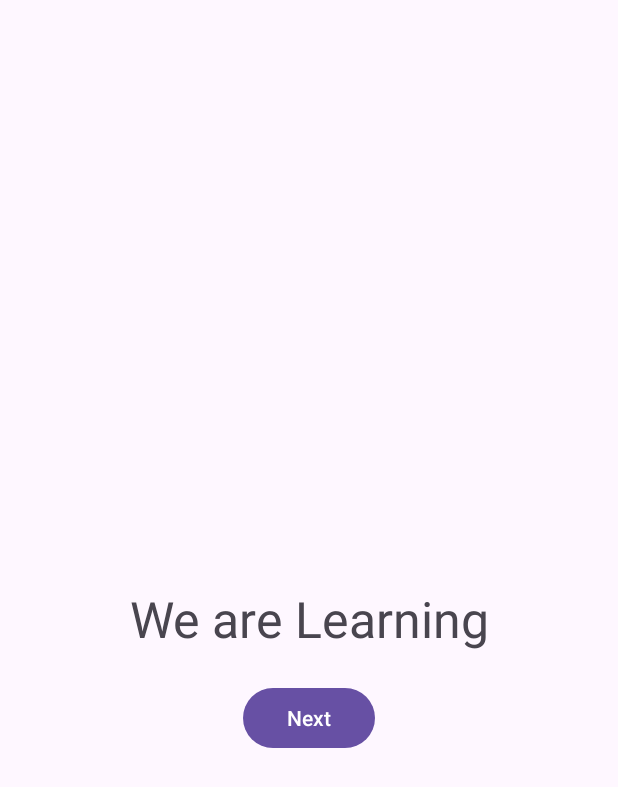
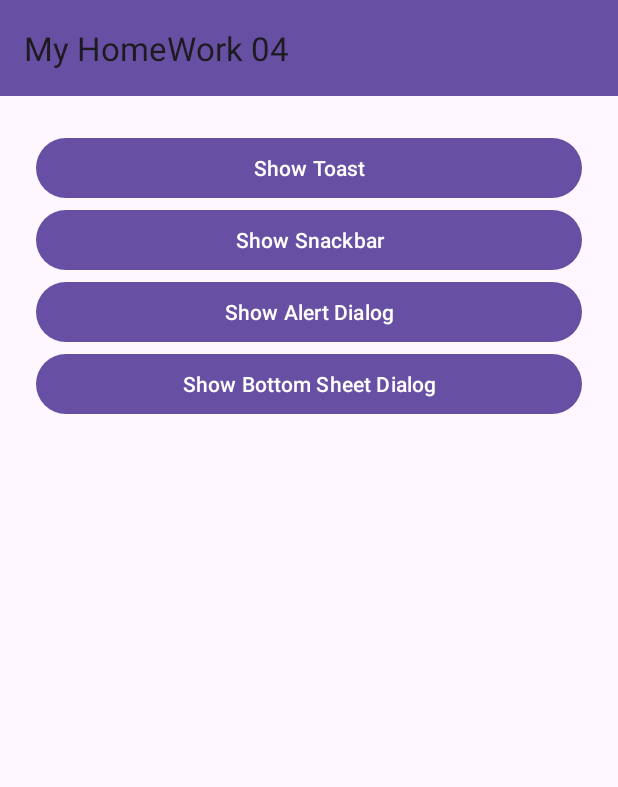
Before and after one commit to sandaruwagachchi/mobile-application-development, an Android app: the screen it shows after launch (MainActivity), on a phone screen of 412 x 824 dp. Shown: the top 787 px of the screen. Run offline under Robolectric (Android 15) with nearby library versions, the phone set to English and light mode, and no system bars.

Commit message:
Displaying user massages
Toast, Snack bar, Alert and Bottom sheet dialog massages

```diff
--- a/Home_Work 03/app/build.gradle.kts
+++ b/Home_Work 03/app/build.gradle.kts
@@ -4,11 +4,11 @@ plugins {
 }
 
 android {
-    namespace = "com.example.myhomework03"
+    namespace = "com.example.myhomework04"
     compileSdk = 35
 
     defaultConfig {
-        applicationId = "com.example.myhomework03"
+        applicationId = "com.example.myhomework04"
         minSdk = 24
         targetSdk = 35
         versionCode = 1
--- a/Home_Work 03/app/src/main/AndroidManifest.xml
+++ b/Home_Work 03/app/src/main/AndroidManifest.xml
@@ -10,7 +10,7 @@
         android:label="@string/app_name"
         android:roundIcon="@mipmap/ic_launcher_round"
         android:supportsRtl="true"
-        android:theme="@style/Theme.MyHomeWork03"
+        android:theme="@style/Theme.MyHomeWork04"
         tools:targetApi="31">
         <activity
             android:name=".MainActivity"
@@ -21,7 +21,6 @@
                 <category android:name="android.intent.category.LAUNCHER" />
             </intent-filter>
         </activity>
-        <activity android:name=".SecondActivity"/>
     </application>
 
 </manifest>
--- /dev/null
+++ b/Home_Work 03/app/src/main/java/com/example/myhomework04/MainActivity.kt
@@ -0,0 +1,76 @@
+package com.example.myhomework04
+
+import android.os.Bundle
+import androidx.activity.enableEdgeToEdge
+import androidx.appcompat.app.AppCompatActivity
+import androidx.core.view.ViewCompat
+import androidx.core.view.WindowInsetsCompat
+import android.view.LayoutInflater
+import android.view.View
+import android.widget.Button
+import android.widget.Toast
+import androidx.appcompat.app.AlertDialog
+import androidx.appcompat.widget.Toolbar
+import com.google.android.material.bottomsheet.BottomSheetDialog
+import com.google.android.material.snackbar.Snackbar
+
+class MainActivity : AppCompatActivity() {
+
+    override fun onCreate(savedInstanceState: Bundle?) {
+        super.onCreate(savedInstanceState)
+        setContentView(R.layout.activity_main)
+
+        // Set up the Toolbar as App Bar
+        val toolbar = findViewById<Toolbar>(R.id.toolbar)
+        setSupportActionBar(toolbar)
+
+        // Button references
+        val btnToast = findViewById<Button>(R.id.btnToast)
+        val btnSnackbar = findViewById<Button>(R.id.btnSnackbar)
+        val btnAlertDialog = findViewById<Button>(R.id.btnAlertDialog)
+        val btnBottomSheet = findViewById<Button>(R.id.btnBottomSheet)
+
+        // Show Toast
+        btnToast.setOnClickListener {
+            Toast.makeText(this, "This is a Toast message", Toast.LENGTH_SHORT).show()
+        }
+
+        // Show Snackbar
+        btnSnackbar.setOnClickListener { view ->
+            Snackbar.make(view, "This is a Snackbar", Snackbar.LENGTH_LONG)
+                .setAction("Undo") {
+                    Toast.makeText(this, "Undo clicked", Toast.LENGTH_SHORT).show()
+                }.show()
+        }
+
+        // Show Alert Dialog
+        btnAlertDialog.setOnClickListener {
+            AlertDialog.Builder(this)
+                .setTitle("Alert")
+                .setMessage("Are you sure you want to continue?")
+                .setPositiveButton("Yes") { dialog, _ ->
+                    Toast.makeText(this, "Continuing...", Toast.LENGTH_SHORT).show()
+                    dialog.dismiss()
+                }
+                .setNegativeButton("No") { dialog, _ ->
+                    dialog.dismiss()
+                }
+                .show()
+        }
+
+        // Show Bottom Sheet Dialog
+        btnBottomSheet.setOnClickListener {
+            val bottomSheetDialog = BottomSheetDialog(this)
+            val sheetView: View = LayoutInflater.from(this)
+                .inflate(R.layout.bottom_sheet_layout, null)
+
+            val btnClose = sheetView.findViewById<Button>(R.id.btnClose)
+            btnClose.setOnClickListener {
+                bottomSheetDialog.dismiss()
+            }
+
+            bottomSheetDialog.setContentView(sheetView)
+            bottomSheetDialog.show()
+        }
+    }
+}
--- a/Home_Work 03/app/src/main/res/layout/activity_main.xml
+++ b/Home_Work 03/app/src/main/res/layout/activity_main.xml
@@ -1,34 +1,61 @@
 <?xml version="1.0" encoding="utf-8"?>
-<androidx.constraintlayout.widget.ConstraintLayout xmlns:android="http://schemas.android.com/apk/res/android"
+<androidx.coordinatorlayout.widget.CoordinatorLayout
+    xmlns:android="http://schemas.android.com/apk/res/android"
     xmlns:app="http://schemas.android.com/apk/res-auto"
-    xmlns:tools="http://schemas.android.com/tools"
-    android:id="@+id/main"
     android:layout_width="match_parent"
-    android:layout_height="match_parent"
-    tools:context=".MainActivity">
+    android:layout_height="match_parent">
 
-    <TextView
-        android:layout_width="wrap_content"
-        android:layout_height="wrap_content"
-        android:text="We are Learning"
-        android:id="@+id/teHello"
-        android:textSize="15pt"
-        tools:ignore="MissingConstraints"
-        tools:layout_editor_absoluteX="80dp"
-        tools:layout_editor_absoluteY="342dp"
-        app:layout_constraintBottom_toBottomOf="parent"
-        app:layout_constraintEnd_toEndOf="parent"
-        app:layout_constraintStart_toStartOf="parent"
-        app:layout_constraintTop_toTopOf="parent"/>
+    <!-- App Bar Layout with Toolbar -->
+    <com.google.android.material.appbar.AppBarLayout
+        android:layout_width="match_parent"
+        android:layout_height="wrap_content">
 
-    <Button
-        android:id="@+id/btnNext"
-        android:layout_width="wrap_content"
-        android:layout_height="wrap_content"
-        android:text="Next"
-        app:layout_constraintTop_toBottomOf="@+id/teHello"
-        app:layout_constraintStart_toStartOf="parent"
-        app:layout_constraintEnd_toEndOf="parent"
-        android:layout_marginTop="20dp" />
+        <androidx.appcompat.widget.Toolbar
+            android:id="@+id/toolbar"
+            android:layout_width="match_parent"
+            android:layout_height="?attr/actionBarSize"
+            android:background="?attr/colorPrimary"
+            android:title="Message Display Demo"
+            android:titleTextColor="@android:color/white"
+            app:popupTheme="@style/ThemeOverlay.AppCompat.Light" />
+    </com.google.android.material.appbar.AppBarLayout>
 
-</androidx.constraintlayout.widget.ConstraintLayout>
+    <!-- Scrollable Content below the Toolbar -->
+    <ScrollView
+        android:layout_width="match_parent"
+        android:layout_height="match_parent"
+        android:layout_marginTop="?attr/actionBarSize">
+
+        <LinearLayout
+            android:layout_width="match_parent"
+            android:layout_height="wrap_content"
+            android:orientation="vertical"
+            android:padding="24dp">
+
+            <Button
+                android:id="@+id/btnToast"
+                android:layout_width="match_parent"
+                android:layout_height="wrap_content"
+                android:text="Show Toast" />
+
+            <Button
+                android:id="@+id/btnSnackbar"
+                android:layout_width="match_parent"
+                android:layout_height="wrap_content"
+                android:text="Show Snackbar" />
+
+            <Button
+                android:id="@+id/btnAlertDialog"
+                android:layout_width="match_parent"
+                android:layout_height="wrap_content"
+                android:text="Show Alert Dialog" />
+
+            <Button
+                android:id="@+id/btnBottomSheet"
+                android:layout_width="match_parent"
+                android:layout_height="wrap_content"
+                android:text="Show Bottom Sheet Dialog" />
+
+        </LinearLayout>
+    </ScrollView>
+</androidx.coordinatorlayout.widget.CoordinatorLayout>
--- a/Home_Work 03/app/src/main/res/values-night/themes.xml
+++ b/Home_Work 03/app/src/main/res/values-night/themes.xml
@@ -1,6 +1,6 @@
 <resources xmlns:tools="http://schemas.android.com/tools">
     <!-- Base application theme. -->
-    <style name="Base.Theme.MyHomeWork03" parent="Theme.Material3.DayNight.NoActionBar">
+    <style name="Base.Theme.MyHomeWork04" parent="Theme.Material3.DayNight.NoActionBar">
         <!-- Customize your dark theme here. -->
         <!-- <item name="colorPrimary">@color/my_dark_primary</item> -->
     </style>
--- a/Home_Work 03/app/src/main/res/values/strings.xml
+++ b/Home_Work 03/app/src/main/res/values/strings.xml
@@ -1,3 +1,3 @@
 <resources>
-    <string name="app_name">My HomeWork 03</string>
+    <string name="app_name">My HomeWork 04</string>
 </resources>
--- a/Home_Work 03/app/src/main/res/values/themes.xml
+++ b/Home_Work 03/app/src/main/res/values/themes.xml
@@ -1,9 +1,9 @@
 <resources xmlns:tools="http://schemas.android.com/tools">
     <!-- Base application theme. -->
-    <style name="Base.Theme.MyHomeWork03" parent="Theme.Material3.DayNight.NoActionBar">
+    <style name="Base.Theme.MyHomeWork04" parent="Theme.Material3.DayNight.NoActionBar">
         <!-- Customize your light theme here. -->
         <!-- <item name="colorPrimary">@color/my_light_primary</item> -->
     </style>
 
-    <style name="Theme.MyHomeWork03" parent="Base.Theme.MyHomeWork03" />
+    <style name="Theme.MyHomeWork04" parent="Base.Theme.MyHomeWork04" />
 </resources>
--- a/Home_Work 03/settings.gradle.kts
+++ b/Home_Work 03/settings.gradle.kts
@@ -19,5 +19,5 @@ dependencyResolutionManagement {
     }
 }
 
-rootProject.name = "My HomeWork 03"
+rootProject.name = "My HomeWork 04"
 include(":app")
```
Also changed, not shown: Home_Work 03/app/src/main/res/layout/bottom_sheet_layout.xml (added, +22 -0 lines), Home_Work 03/gradle/wrapper/gradle-wrapper.properties, 2 other files.
